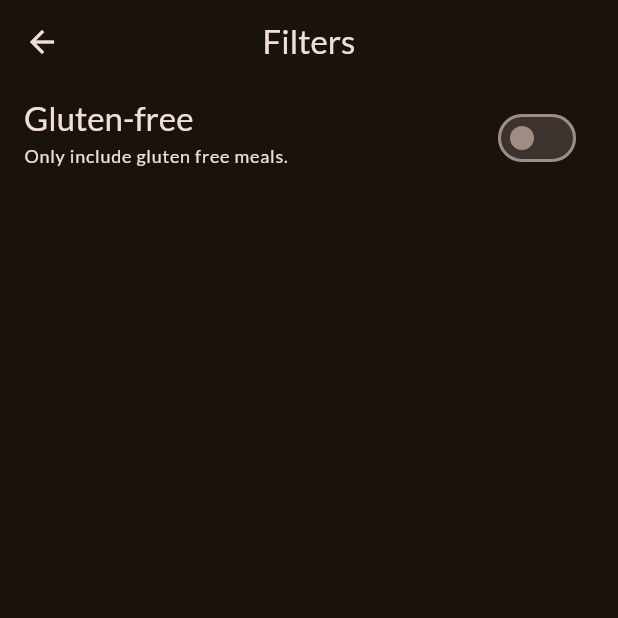
After one commit to khayyam-ahmed/meals, a Flutter app: the FilterScreen screen opened directly, on a phone screen of 412 x 824 dp, the top half of it. The commit adds this screen. Run offline on Flutter 3.47's test engine with Material 2 defaults, Android fonts, the phone set to English and light mode, and no system bars; our stand-ins replace google_fonts, transparent_image.

Commit message:
added filter screen

```diff
--- /dev/null
+++ b/lib/screens/filter.dart
@@ -0,0 +1,55 @@
+import 'package:flutter/material.dart';
+// import 'package:meals/screens/tabs.dart';
+// import 'package:meals/widgets/main_drawer.dart';
+
+class FilterScreen extends StatefulWidget {
+  const FilterScreen({super.key});
+
+  @override
+  State<FilterScreen> createState() => _FilterScreenState();
+}
+
+class _FilterScreenState extends State<FilterScreen> {
+  bool _glutenFreeFilterSet = false;
+  @override
+  Widget build(BuildContext context) {
+    return Scaffold(
+      appBar: AppBar(
+        // leading: const Icon(Icons.settings),
+        title: const Text("Filters"),
+        centerTitle: true,
+      ),
+      // drawer: MainDrawer(onSelectScreen: (identifier) {
+      //   if (identifier == "meals") {
+      //     Navigator.of(context).pushReplacement(
+      //         MaterialPageRoute(builder: (ctx) => const TabsScreen()));
+      //   } else if (identifier == "filters") {
+      //     Navigator.of(context).pop();
+      //   }
+      // }),
+      body: Column(
+        children: [
+          SwitchListTile(
+            value: _glutenFreeFilterSet,
+            onChanged: (value) => setState(() {
+              _glutenFreeFilterSet = value;
+            }),
+            activeColor: Theme.of(context).colorScheme.tertiary,
+            title: Text(
+              "Gluten-free",
+              style: Theme.of(context).textTheme.titleLarge!.copyWith(
+                    color: Theme.of(context).colorScheme.onBackground,
+                  ),
+            ),
+            subtitle: Text(
+              "Only include gluten free meals.",
+              style: Theme.of(context).textTheme.labelMedium!.copyWith(
+                    color: Theme.of(context).colorScheme.onBackground,
+                  ),
+            ),
+          ),
+        ],
+      ),
+    );
+  }
+}
--- a/lib/screens/meal_details.dart
+++ b/lib/screens/meal_details.dart
@@ -55,7 +55,8 @@ class MealDetailScreen extends StatelessWidget {
             ),
             for (final step in meal.steps)
               Padding(
-                padding: EdgeInsets.symmetric(horizontal: 12, vertical: 5),
+                padding:
+                    const EdgeInsets.symmetric(horizontal: 12, vertical: 5),
                 child: Text(
                   step,
                   style: Theme.of(context).textTheme.bodyMedium!.copyWith(
--- a/lib/screens/tabs.dart
+++ b/lib/screens/tabs.dart
@@ -1,6 +1,7 @@
 import 'package:flutter/material.dart';
 import 'package:meals/models/meal.dart';
 import 'package:meals/screens/categories.dart';
+import 'package:meals/screens/filter.dart';
 import 'package:meals/screens/meals.dart';
 import 'package:meals/widgets/main_drawer.dart';
 
@@ -52,9 +53,11 @@ class _TabsScreenState extends State<TabsScreen> {
   }
 
   void _onSelectScreen(String identifier) {
-    if (identifier == 'meals') {
-      Navigator.of(context).pop();
-    } else if (identifier == 'filters') {}
+    Navigator.of(context).pop();
+    if (identifier == 'filters') {
+      Navigator.of(context)
+          .push(MaterialPageRoute(builder: (ctx) => const FilterScreen()));
+    }
   }
 
   @override
@@ -76,8 +79,13 @@ class _TabsScreenState extends State<TabsScreen> {
         currentIndex: _selectedPageIndex,
         items: const [
           BottomNavigationBarItem(
-              icon: Icon(Icons.restaurant), label: 'Categories'),
-          BottomNavigationBarItem(icon: Icon(Icons.star), label: 'Favorites'),
+            icon: Icon(Icons.restaurant),
+            label: 'Categories',
+          ),
+          BottomNavigationBarItem(
+            icon: Icon(Icons.star),
+            label: 'Favorites',
+          ),
         ],
       ),
     );
```
